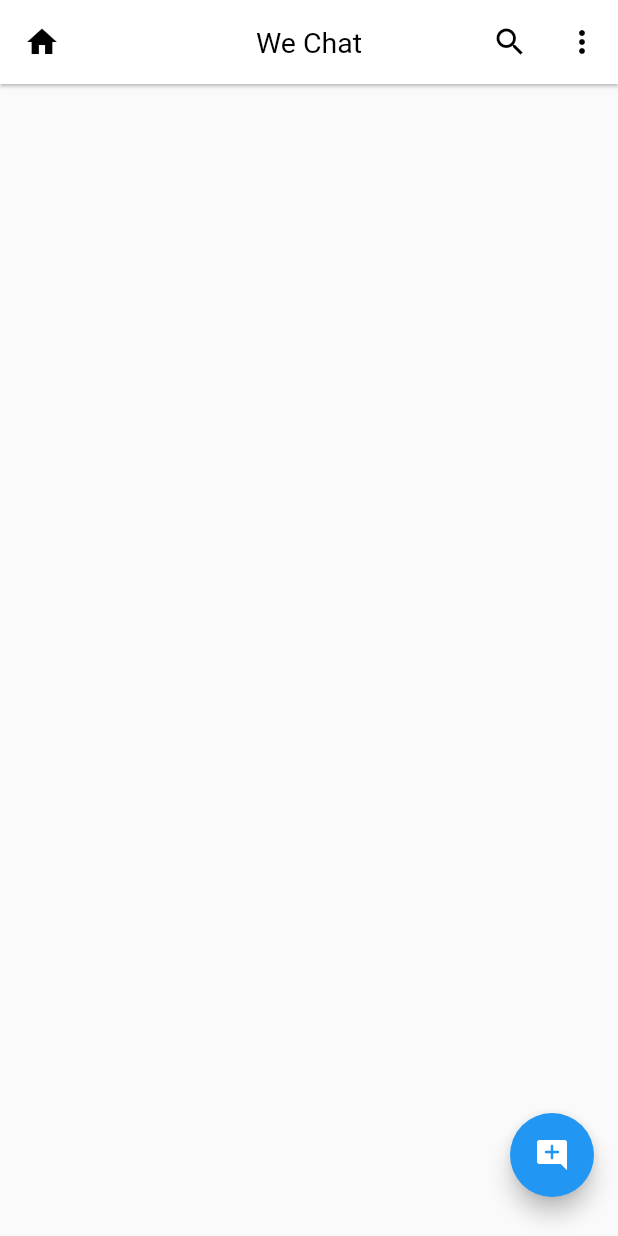
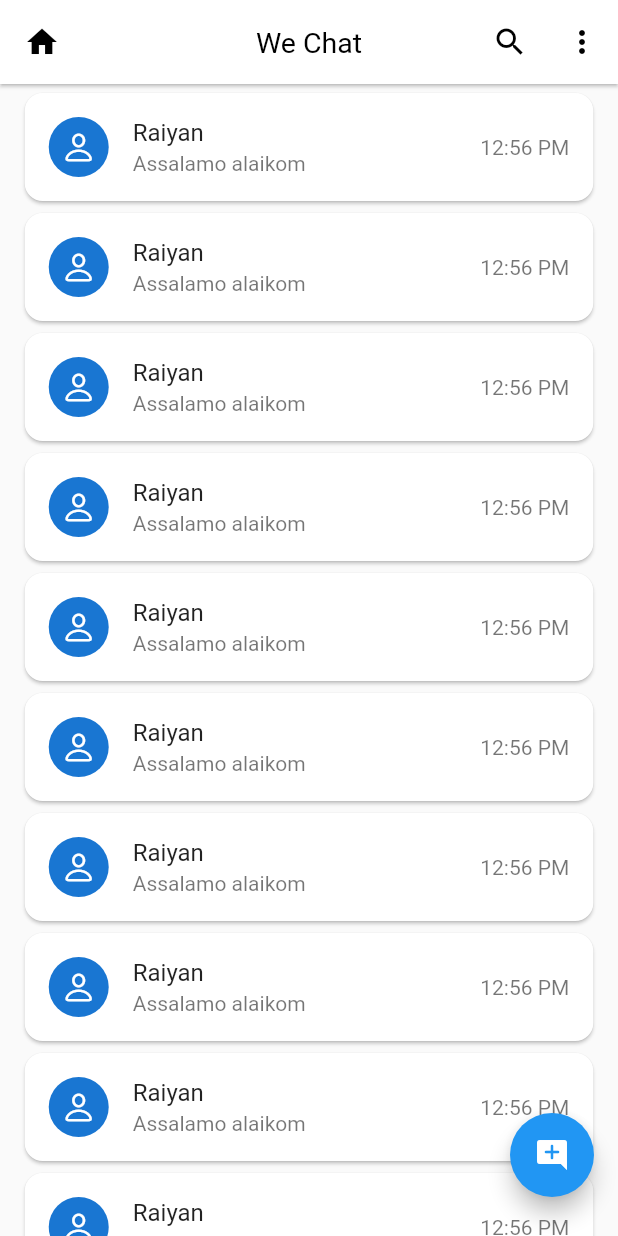
Before and after one commit to Sohag-84/We-Chat, a Flutter app: the HomeScreen screen opened directly, on a phone screen of 412 x 824 dp. Run offline on Flutter 3.47's test engine with Material 2 defaults, Android fonts, the phone set to English and light mode, and no system bars; our stand-ins replace firebase_auth, firebase_core, google_sign_in; accounts and stored records are empty.

Commit message:
design chat card

```diff
--- a/lib/views/home_screen.dart
+++ b/lib/views/home_screen.dart
@@ -1,6 +1,7 @@
 // ignore_for_file: prefer_const_constructors
 
 import 'package:chat_app/api/apis.dart';
+import 'package:chat_app/widgets/chat_user_card.dart';
 import 'package:flutter/material.dart';
 import 'package:google_sign_in/google_sign_in.dart';
 
@@ -39,6 +40,14 @@ class _HomeScreenState extends State<HomeScreen> {
           child: Icon(Icons.add_comment_rounded),
         ),
       ),
+      body: ListView.builder(
+        padding: EdgeInsets.symmetric(vertical: 2),
+        physics: BouncingScrollPhysics(),
+        itemCount: 10,
+        itemBuilder: (context, index) {
+          return ChatUserCard();
+        },
+      ),
     );
   }
 }
--- a/lib/widgets/chat_user_card.dart
+++ b/lib/widgets/chat_user_card.dart
@@ -1,3 +1,7 @@
+// ignore_for_file: prefer_const_constructors
+
+import 'package:chat_app/main.dart';
+import 'package:flutter/cupertino.dart';
 import 'package:flutter/material.dart';
 
 class ChatUserCard extends StatelessWidget {
@@ -5,6 +9,28 @@ class ChatUserCard extends StatelessWidget {
 
   @override
   Widget build(BuildContext context) {
-    return Container();
+    return Card(
+      margin: EdgeInsets.symmetric(
+        horizontal: mq.width * 0.04,
+        vertical: 4,
+      ),
+      shape: RoundedRectangleBorder(
+        borderRadius: BorderRadius.circular(12),
+      ),
+      child: InkWell(
+        onTap: () {},
+        child: ListTile(
+          leading: CircleAvatar(
+            child: Icon(CupertinoIcons.person),
+          ),
+          title: Text("Raiyan"),
+          subtitle: Text("Assalamo alaikom", maxLines: 1),
+          trailing: Text(
+            "12:56 PM",
+            style: TextStyle(color: Colors.black54),
+          ),
+        ),
+      ),
+    );
   }
 }
```
